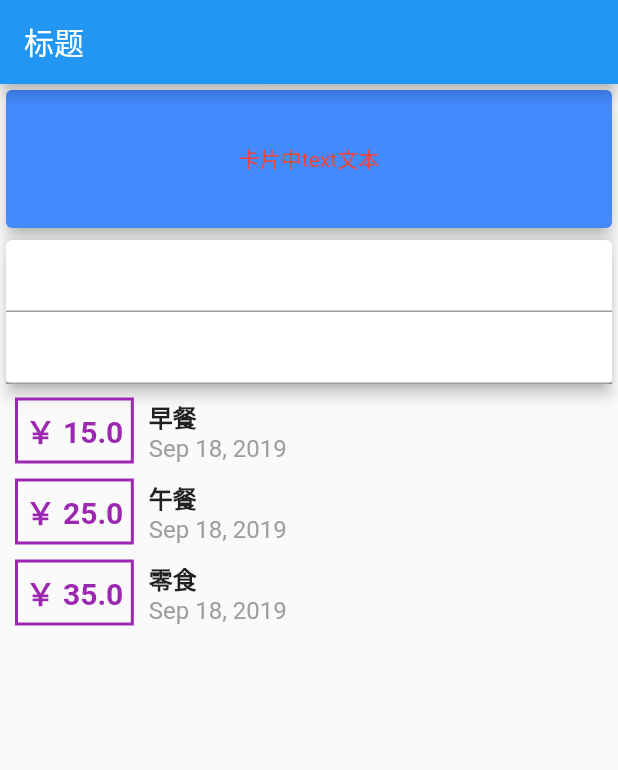
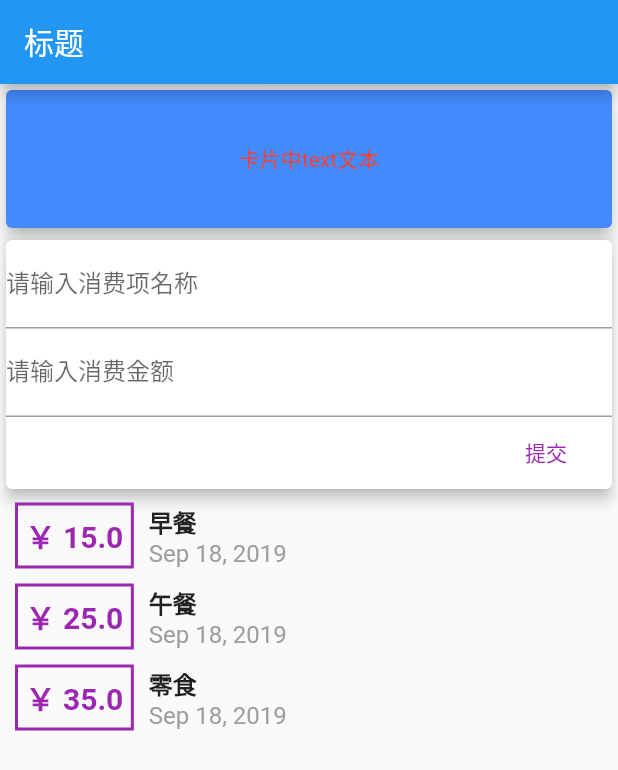
Before and after one commit to rockfang/flutter_expense_proj, a Flutter app: the screen it shows after launch, on a phone screen of 412 x 824 dp. Shown: the top 770 px of the screen. Run offline on Flutter 3.47's test engine with Material 2 defaults, Android fonts, the phone set to English and light mode, and no system bars.

Commit message:
重构组件

```diff
--- a/lib/main.dart
+++ b/lib/main.dart
@@ -1,6 +1,5 @@
 import 'package:flutter/material.dart';
-import 'package:flutter_expense_proj/transaction.dart';
-import 'package:intl/intl.dart';
+import './widgets/user_transaction.dart';
 
 void main() => runApp(MyApp());
 
@@ -15,11 +14,6 @@ class MyApp extends StatelessWidget {
 }
 
 class MyHomePage extends StatelessWidget {
-  List<Transaction> tData = [
-    Transaction(title: "早餐", amount: 15, datetime: DateTime.now()),
-    Transaction(title: "午餐", amount: 25, datetime: DateTime.now()),
-    Transaction(title: "零食", amount: 35, datetime: DateTime.now()),
-  ];
   @override
   Widget build(BuildContext context) {
     return Scaffold(
@@ -44,55 +38,7 @@ class MyHomePage extends StatelessWidget {
                 elevation: 5,
               ),
             ),
-            Card(
-              elevation: 4,
-              child: Column(
-                children: <Widget>[
-                  TextField() ,
-                  TextField(),
-                ],
-              ),
-            ),
-            Column(
-              crossAxisAlignment: CrossAxisAlignment.center,
-              children: tData.map((tx) {
-                return Row(
-                  children: <Widget>[
-                    Container(
-                      decoration: BoxDecoration(
-                        border: Border.all(color: Colors.purple, width: 2),
-                      ),
-                      margin: EdgeInsets.symmetric(horizontal: 10, vertical: 5),
-                      padding: EdgeInsets.all(5),
-                      child: Text(
-                        '￥ ${tx.amount}',
-                        style: TextStyle(
-                            fontSize: 20,
-                            fontWeight: FontWeight.bold,
-                            color: Colors.purple),
-                      ),
-                    ),
-                    Column(
-                      crossAxisAlignment: CrossAxisAlignment.start,
-                      children: <Widget>[
-                        Text(
-                          tx.title,
-                          style: TextStyle(
-                            fontSize: 16,
-                            fontWeight: FontWeight.bold,
-                          ),
-                        ),
-                        Text(
-                          // DateFormat('yyyy/MMdd HH:ss').format(tx.datetime),
-                          DateFormat.yMMMd().format(tx.datetime),
-                          style: TextStyle(color: Colors.grey, fontSize: 16),
-                        ),
-                      ],
-                    )
-                  ],
-                );
-              }).toList(),
-            )
+            UserTransaction(),
           ],
         ));
   }
--- /dev/null
+++ b/lib/models/transaction.dart
@@ -0,0 +1,7 @@
+class Transaction {
+  String id;
+  String title;
+  double amount;
+  DateTime datetime = DateTime.now();
+  Transaction({this.id,this.title,this.amount,this.datetime});
+}
--- /dev/null
+++ b/lib/widgets/new_transaction.dart
@@ -0,0 +1,38 @@
+import 'package:flutter/material.dart';
+
+class NewTransaction extends StatelessWidget {
+  Function _addHandler;
+  NewTransaction(this._addHandler);
+  final TextEditingController titleInputController = TextEditingController();
+  final TextEditingController accountInputController = TextEditingController();
+  @override
+  Widget build(BuildContext context) {
+    return Card(
+      elevation: 4,
+      child: Column(
+        crossAxisAlignment: CrossAxisAlignment.end,
+        children: <Widget>[
+          TextField(
+            decoration: InputDecoration(labelText: '请输入消费项名称'),
+            controller: titleInputController,
+          ),
+          TextField(
+            decoration: InputDecoration(labelText: '请输入消费金额'),
+            controller: accountInputController,
+          ),
+          FlatButton(
+            child: Text(
+              "提交",
+              style: TextStyle(color: Colors.purple),
+            ),
+            onPressed: () {
+              _addHandler(titleInputController.text,double.parse(accountInputController.text));
+              print(titleInputController.text);
+              print(accountInputController.text);
+            },
+          )
+        ],
+      ),
+    );
+  }
+}
--- /dev/null
+++ b/lib/widgets/transaction_list.dart
@@ -0,0 +1,50 @@
+import 'package:flutter/material.dart';
+import '../models/transaction.dart';
+import 'package:intl/intl.dart';
+class TransactionList extends StatelessWidget {
+  List<Transaction> _tData;
+  TransactionList(this._tData);
+  @override
+  Widget build(BuildContext context) {
+    return Column(
+      crossAxisAlignment: CrossAxisAlignment.center,
+      children: _tData.map((tx) {
+        return Row(
+          children: <Widget>[
+            Container(
+              decoration: BoxDecoration(
+                border: Border.all(color: Colors.purple, width: 2),
+              ),
+              margin: EdgeInsets.symmetric(horizontal: 10, vertical: 5),
+              padding: EdgeInsets.all(5),
+              child: Text(
+                '￥ ${tx.amount}',
+                style: TextStyle(
+                    fontSize: 20,
+                    fontWeight: FontWeight.bold,
+                    color: Colors.purple),
+              ),
+            ),
+            Column(
+              crossAxisAlignment: CrossAxisAlignment.start,
+              children: <Widget>[
+                Text(
+                  tx.title,
+                  style: TextStyle(
+                    fontSize: 16,
+                    fontWeight: FontWeight.bold,
+                  ),
+                ),
+                Text(
+                  // DateFormat('yyyy/MMdd HH:ss').format(tx.datetime),
+                  DateFormat.yMMMd().format(tx.datetime),
+                  style: TextStyle(color: Colors.grey, fontSize: 16),
+                ),
+              ],
+            )
+          ],
+        );
+      }).toList(),
+    );
+  }
+}
--- /dev/null
+++ b/lib/widgets/user_transaction.dart
@@ -0,0 +1,38 @@
+import 'package:flutter/material.dart';
+import './new_transaction.dart';
+import './transaction_list.dart';
+import '../models/transaction.dart';
+
+class UserTransaction extends StatefulWidget {
+  @override
+  _UserTransactionState createState() => _UserTransactionState();
+}
+
+class _UserTransactionState extends State<UserTransaction> {
+  List<Transaction> _tData = [
+    Transaction(id:"1",title: "早餐", amount: 15, datetime: DateTime.now()),
+    Transaction(id:"2",title: "午餐", amount: 25, datetime: DateTime.now()),
+    Transaction(id:"3",title: "零食", amount: 35, datetime: DateTime.now()),
+  ];
+
+  void _addTransaction(String title, double amount) {
+    Transaction _newOne = Transaction(
+        amount: amount,
+        title: title,
+        id: DateTime.now().toString(),
+        datetime: DateTime.now());
+    setState(() {
+      _tData.add(_newOne);
+    });
+  }
+
+  @override
+  Widget build(BuildContext context) {
+    return Column(
+      children: <Widget>[
+        NewTransaction(_addTransaction),
+        TransactionList(_tData),
+      ],
+    );
+  }
+}
```
